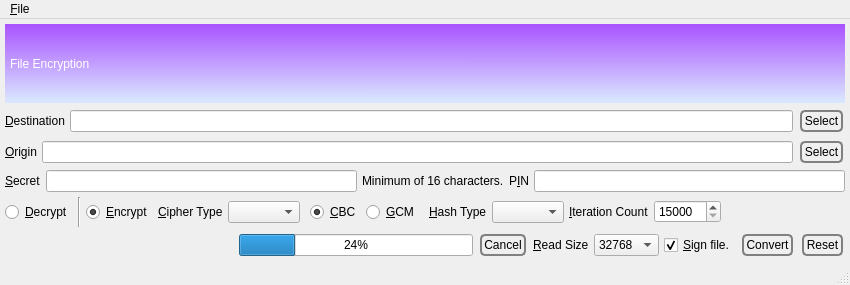
First picture: the form in branches/trunk/GoldBug-UI/encryptfile.ui, repository textbrowser/spot-on, before the edit.
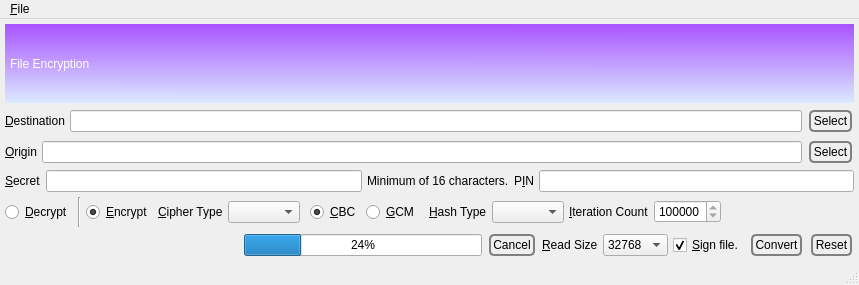
Second picture: the form after the edit. Icons and pictures are not drawn.

```diff
--- a/branches/trunk/GoldBug-UI/encryptfile.ui
+++ b/branches/trunk/GoldBug-UI/encryptfile.ui
@@ -6,7 +6,7 @@
    <rect>
     <x>0</x>
     <y>0</y>
-    <width>850</width>
+    <width>859</width>
     <height>285</height>
    </rect>
   </property>
@@ -303,7 +303,7 @@
       <item>
        <widget class="QSpinBox" name="iteration_count">
         <property name="minimum">
-         <number>15000</number>
+         <number>250000</number>
         </property>
         <property name="maximum">
          <number>999999999</number>
@@ -497,7 +497,7 @@
     <rect>
      <x>0</x>
      <y>0</y>
-     <width>850</width>
+     <width>859</width>
      <height>24</height>
     </rect>
    </property>
```
